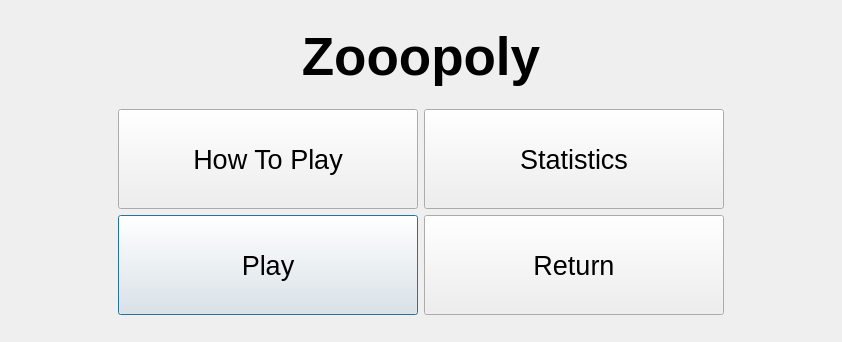
Old version of the form UI/mainMenu.ui in the repository Sp1riting/A-Level-Coursework.
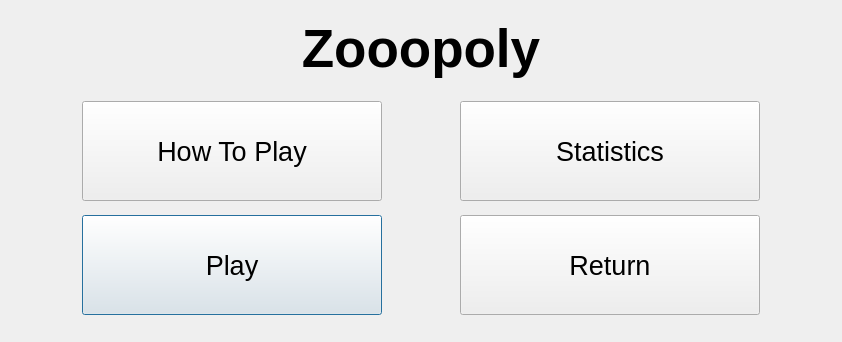
New version of the form.

Commit message: added spacers to main menu and increased font size for pre-game settings

Patch:
```diff
--- a/UI/mainMenu.ui
+++ b/UI/mainMenu.ui
@@ -27,7 +27,7 @@
      </property>
     </spacer>
    </item>
-   <item row="5" column="0">
+   <item row="7" column="0">
     <spacer name="verticalSpacer">
      <property name="orientation">
       <enum>Qt::Vertical</enum>
@@ -40,7 +40,7 @@
      </property>
     </spacer>
    </item>
-   <item row="4" column="0">
+   <item row="6" column="0">
     <layout class="QHBoxLayout" name="horizontalLayout">
      <item>
       <spacer name="horizontalSpacer">
@@ -73,6 +73,19 @@
        </property>
       </widget>
      </item>
+     <item>
+      <spacer name="horizontalSpacer_6">
+       <property name="orientation">
+        <enum>Qt::Horizontal</enum>
+       </property>
+       <property name="sizeHint" stdset="0">
+        <size>
+         <width>40</width>
+         <height>20</height>
+        </size>
+       </property>
+      </spacer>
+     </item>
      <item>
       <widget class="QPushButton" name="menuReturnButton">
        <property name="minimumSize">
@@ -106,7 +119,7 @@
      </item>
     </layout>
    </item>
-   <item row="3" column="0">
+   <item row="4" column="0">
     <layout class="QHBoxLayout" name="horizontalLayout_2">
      <item>
       <spacer name="horizontalSpacer_3">
@@ -142,6 +155,19 @@
        </property>
       </widget>
      </item>
+     <item>
+      <spacer name="horizontalSpacer_5">
+       <property name="orientation">
+        <enum>Qt::Horizontal</enum>
+       </property>
+       <property name="sizeHint" stdset="0">
+        <size>
+         <width>40</width>
+         <height>20</height>
+        </size>
+       </property>
+      </spacer>
+     </item>
      <item>
       <widget class="QPushButton" name="menuStatisticsButton">
        <property name="minimumSize">
@@ -193,6 +219,32 @@
     </widget>
    </item>
    <item row="2" column="0">
+    <spacer name="verticalSpacer_5">
+     <property name="orientation">
+      <enum>Qt::Vertical</enum>
+     </property>
+     <property name="sizeHint" stdset="0">
+      <size>
+       <width>20</width>
+       <height>40</height>
+      </size>
+     </property>
+    </spacer>
+   </item>
+   <item row="8" column="0">
+    <spacer name="verticalSpacer_4">
+     <property name="orientation">
+      <enum>Qt::Vertical</enum>
+     </property>
+     <property name="sizeHint" stdset="0">
+      <size>
+       <width>20</width>
+       <height>40</height>
+      </size>
+     </property>
+    </spacer>
+   </item>
+   <item row="3" column="0">
     <spacer name="verticalSpacer_3">
      <property name="orientation">
       <enum>Qt::Vertical</enum>
@@ -205,6 +257,19 @@
      </property>
     </spacer>
    </item>
+   <item row="5" column="0">
+    <spacer name="verticalSpacer_6">
+     <property name="orientation">
+      <enum>Qt::Vertical</enum>
+     </property>
+     <property name="sizeHint" stdset="0">
+      <size>
+       <width>20</width>
+       <height>40</height>
+      </size>
+     </property>
+    </spacer>
+   </item>
   </layout>
  </widget>
  <resources/>
```
The commit also changes 3 other files.
